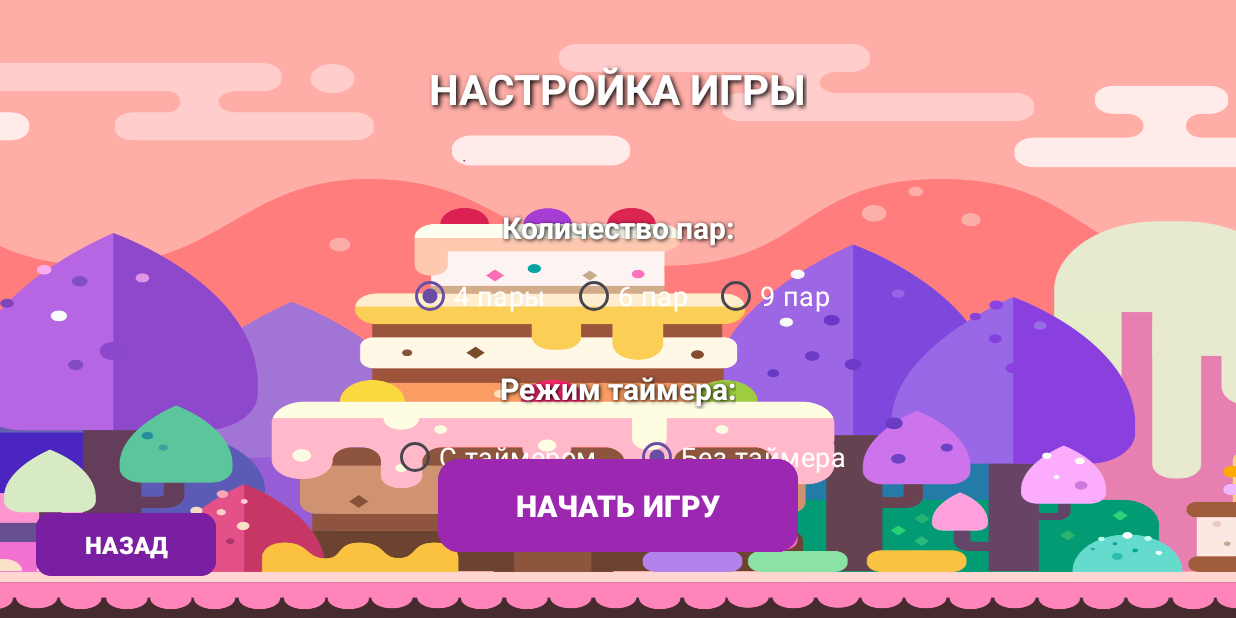
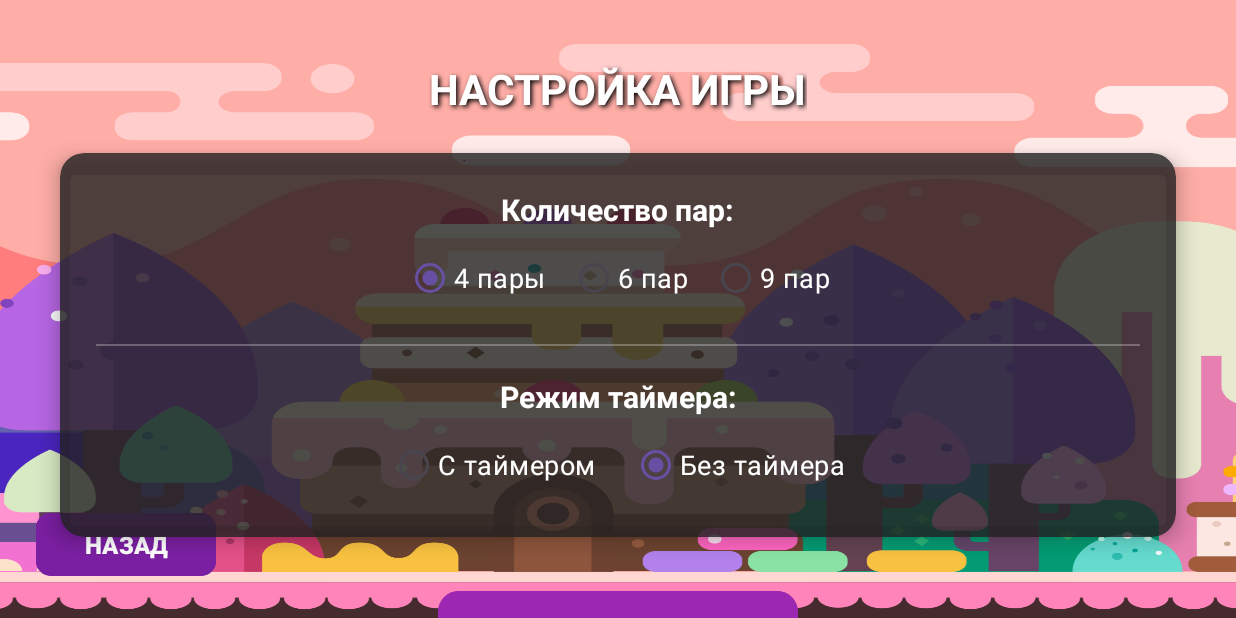
Before and after one commit to BeloeColeno/MemoryGame, an Android app: the CoopSetupActivity screen opened directly, with no data from a screen before it, on a phone screen of 824 x 412 dp (held sideways). Run offline under Robolectric (Android 15) with nearby library versions, the phone set to English and light mode, and no system bars.

Commit message:
Improve cooperative setup UI with styled panel
- Add semi-transparent dark panel (CardView) for settings
- Background color: #CC222222 (80% dark)
- Rounded corners (16dp) with elevation
- Settings now grouped in visual container
- Added visual separator between sections
- All elements centered within panel
- Much better visibility and organization
- Buttons repositioned relative to panel

Result: Settings are now clearly visible and well-organized!

```diff
--- a/app/src/main/res/layout/activity_coop_setup.xml
+++ b/app/src/main/res/layout/activity_coop_setup.xml
@@ -24,23 +24,37 @@
         app:layout_constraintStart_toStartOf="parent"
         app:layout_constraintTop_toTopOf="parent" />
 
+    <!-- Полупрозрачная панель для настроек -->
+    <androidx.cardview.widget.CardView
+        android:id="@+id/settingsPanel"
+        android:layout_width="0dp"
+        android:layout_height="wrap_content"
+        android:layout_marginStart="40dp"
+        android:layout_marginEnd="40dp"
+        android:layout_marginTop="24dp"
+        app:cardBackgroundColor="#CC222222"
+        app:cardCornerRadius="16dp"
+        app:cardElevation="8dp"
+        app:layout_constraintEnd_toEndOf="parent"
+        app:layout_constraintStart_toStartOf="parent"
+        app:layout_constraintTop_toBottomOf="@id/tvTitle">
+
+        <LinearLayout
+            android:layout_width="match_parent"
+            android:layout_height="wrap_content"
+            android:orientation="vertical"
+            android:padding="24dp">
+
             <!-- Выбор количества пар -->
             <TextView
                 android:id="@+id/tvPairsLabel"
                 android:layout_width="wrap_content"
                 android:layout_height="wrap_content"
-        android:layout_marginTop="60dp"
                 android:text="Количество пар:"
                 android:textColor="#FFFFFF"
                 android:textSize="20sp"
                 android:textStyle="bold"
-        android:shadowColor="#000000"
-        android:shadowDx="1"
-        android:shadowDy="1"
-        android:shadowRadius="3"
-        app:layout_constraintEnd_toEndOf="parent"
-        app:layout_constraintStart_toStartOf="parent"
-        app:layout_constraintTop_toBottomOf="@id/tvTitle" />
+                android:layout_gravity="center_horizontal" />
 
             <RadioGroup
                 android:id="@+id/rgPairs"
@@ -48,9 +62,7 @@
                 android:layout_height="wrap_content"
                 android:layout_marginTop="8dp"
                 android:orientation="horizontal"
-        app:layout_constraintEnd_toEndOf="parent"
-        app:layout_constraintStart_toStartOf="parent"
-        app:layout_constraintTop_toBottomOf="@id/tvPairsLabel">
+                android:layout_gravity="center_horizontal">
 
                 <RadioButton
                     android:id="@+id/rbPairs4"
@@ -83,23 +95,24 @@
                     android:buttonTint="#9C27B0" />
             </RadioGroup>
 
+            <!-- Разделитель -->
+            <View
+                android:layout_width="match_parent"
+                android:layout_height="1dp"
+                android:layout_marginTop="20dp"
+                android:layout_marginBottom="20dp"
+                android:background="#44FFFFFF" />
+
             <!-- Выбор режима таймера -->
             <TextView
                 android:id="@+id/tvTimerModeLabel"
                 android:layout_width="wrap_content"
                 android:layout_height="wrap_content"
-        android:layout_marginTop="24dp"
                 android:text="Режим таймера:"
                 android:textColor="#FFFFFF"
                 android:textSize="20sp"
                 android:textStyle="bold"
-        android:shadowColor="#000000"
-        android:shadowDx="1"
-        android:shadowDy="1"
-        android:shadowRadius="3"
-        app:layout_constraintEnd_toEndOf="parent"
-        app:layout_constraintStart_toStartOf="parent"
-        app:layout_constraintTop_toBottomOf="@id/rgPairs" />
+                android:layout_gravity="center_horizontal" />
 
             <RadioGroup
                 android:id="@+id/rgTimerMode"
@@ -107,9 +120,7 @@
                 android:layout_height="wrap_content"
                 android:layout_marginTop="8dp"
                 android:orientation="horizontal"
-        app:layout_constraintEnd_toEndOf="parent"
-        app:layout_constraintStart_toStartOf="parent"
-        app:layout_constraintTop_toBottomOf="@id/tvTimerModeLabel">
+                android:layout_gravity="center_horizontal">
 
                 <RadioButton
                     android:id="@+id/rbWithTimer"
@@ -137,19 +148,13 @@
                 android:id="@+id/tvTimerLimitLabel"
                 android:layout_width="wrap_content"
                 android:layout_height="wrap_content"
-        android:layout_marginTop="24dp"
+                android:layout_marginTop="20dp"
                 android:text="Лимит времени:"
                 android:textColor="#FFFFFF"
                 android:textSize="20sp"
                 android:textStyle="bold"
-        android:shadowColor="#000000"
-        android:shadowDx="1"
-        android:shadowDy="1"
-        android:shadowRadius="3"
                 android:visibility="gone"
-        app:layout_constraintEnd_toEndOf="parent"
-        app:layout_constraintStart_toStartOf="parent"
-        app:layout_constraintTop_toBottomOf="@id/rgTimerMode" />
+                android:layout_gravity="center_horizontal" />
 
             <RadioGroup
                 android:id="@+id/rgTimerLimit"
@@ -158,9 +163,7 @@
                 android:layout_marginTop="8dp"
                 android:orientation="horizontal"
                 android:visibility="gone"
-        app:layout_constraintEnd_toEndOf="parent"
-        app:layout_constraintStart_toStartOf="parent"
-        app:layout_constraintTop_toBottomOf="@id/tvTimerLimitLabel">
+                android:layout_gravity="center_horizontal">
 
                 <RadioButton
                     android:id="@+id/rbLimit60"
@@ -193,21 +196,24 @@
                     android:buttonTint="#9C27B0" />
             </RadioGroup>
 
+        </LinearLayout>
+    </androidx.cardview.widget.CardView>
+
     <!-- Кнопка "Начать игру" -->
     <Button
         android:id="@+id/btnStartGame"
         android:layout_width="240dp"
         android:layout_height="70dp"
-        android:layout_marginBottom="40dp"
+        android:layout_marginTop="32dp"
         android:backgroundTint="#9C27B0"
         android:text="НАЧАТЬ ИГРУ"
         android:textColor="#FFFFFF"
         android:textSize="20sp"
         android:textStyle="bold"
         app:cornerRadius="14dp"
-        app:layout_constraintBottom_toBottomOf="parent"
         app:layout_constraintEnd_toEndOf="parent"
-        app:layout_constraintStart_toStartOf="parent" />
+        app:layout_constraintStart_toStartOf="parent"
+        app:layout_constraintTop_toBottomOf="@id/settingsPanel" />
 
     <!-- Кнопка "Назад" -->
     <Button
```
Lines whose indentation alone changed are shown as unchanged.
